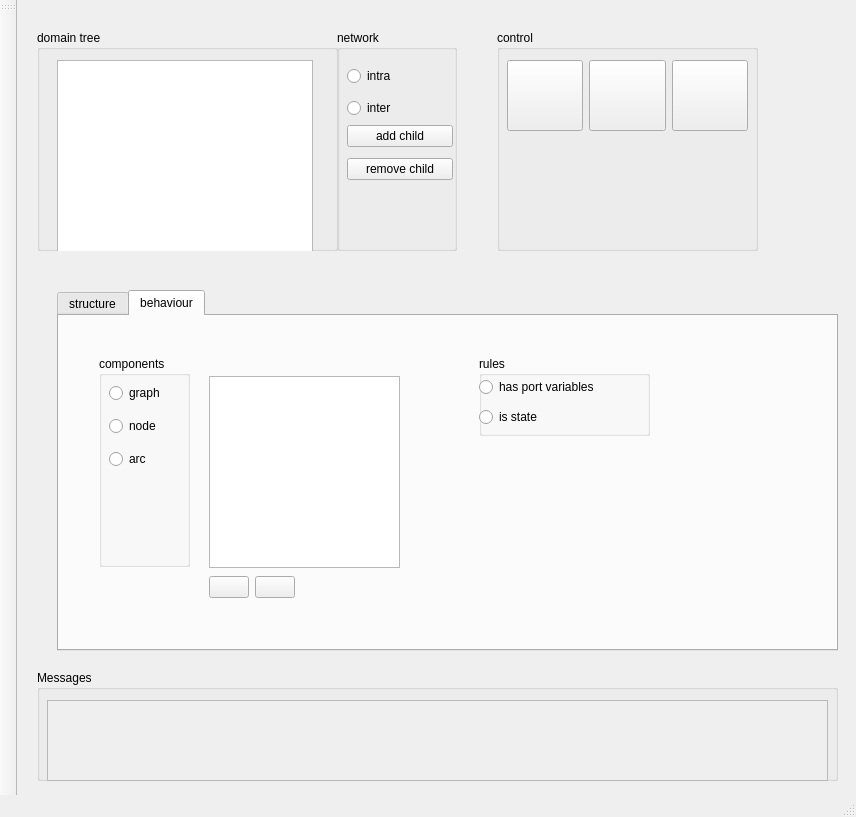
Above: OntologyFoundationEditor/editor_foundation_ontology_gui.ui from heinz-preisig/ProMo-packages-OntologyBuilder before the change. Below: the same form after it.
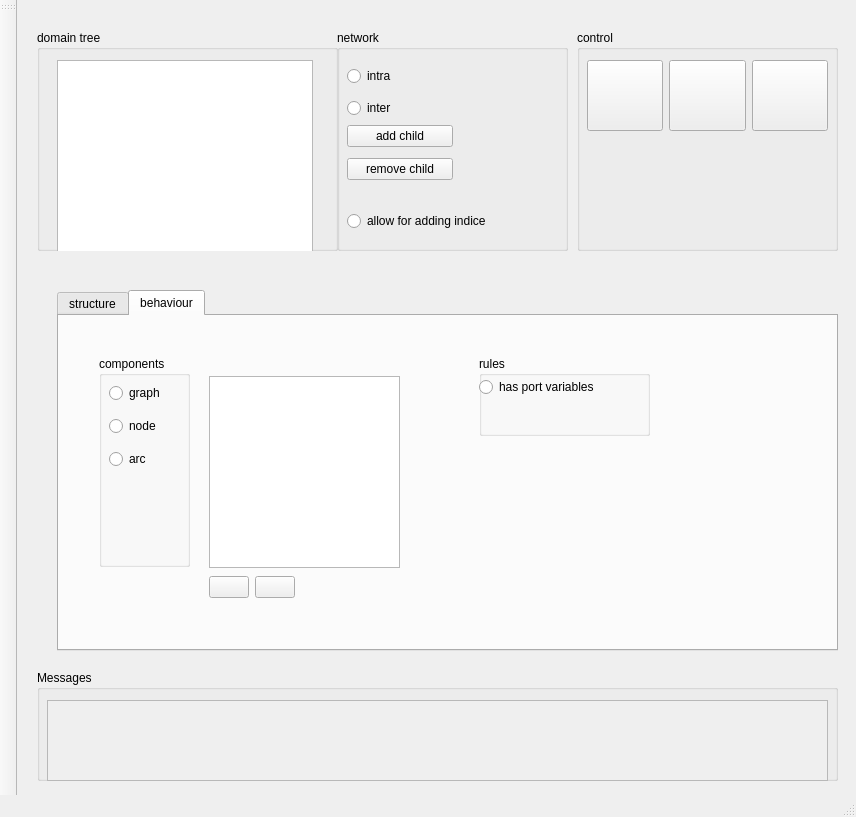
That is the form after the change. The open tabs and pages were chosen to show the change.

Commit message: allowing for the generation of new indices

```diff
--- a/OntologyFoundationEditor/editor_foundation_ontology_gui.ui
+++ b/OntologyFoundationEditor/editor_foundation_ontology_gui.ui
@@ -40,7 +40,7 @@
      <rect>
       <x>320</x>
       <y>30</y>
-      <width>120</width>
+      <width>231</width>
       <height>221</height>
      </rect>
     </property>
@@ -99,11 +99,30 @@
       </item>
      </layout>
     </widget>
+    <widget class="QRadioButton" name="radioButtonIsEnableAddingIndex">
+     <property name="geometry">
+      <rect>
+       <x>10</x>
+       <y>180</y>
+       <width>201</width>
+       <height>22</height>
+      </rect>
+     </property>
+     <property name="toolTip">
+      <string extracomment="enable if variable class is represent the state for the node"/>
+     </property>
+     <property name="text">
+      <string>allow for adding indice</string>
+     </property>
+     <property name="autoExclusive">
+      <bool>false</bool>
+     </property>
+    </widget>
    </widget>
    <widget class="QGroupBox" name="groupBoxFile">
     <property name="geometry">
      <rect>
-      <x>480</x>
+      <x>560</x>
       <y>30</y>
       <width>261</width>
       <height>221</height>
@@ -514,25 +533,6 @@
         <bool>false</bool>
        </property>
       </widget>
-      <widget class="QRadioButton" name="radioButtonIsState">
-       <property name="geometry">
-        <rect>
-         <x>0</x>
-         <y>50</y>
-         <width>151</width>
-         <height>22</height>
-        </rect>
-       </property>
-       <property name="toolTip">
-        <string extracomment="enable if variable class is represent the state for the node"/>
-       </property>
-       <property name="text">
-        <string>is state</string>
-       </property>
-       <property name="autoExclusive">
-        <bool>false</bool>
-       </property>
-      </widget>
      </widget>
     </widget>
    </widget>
```
Left out of the diff: 2 changed lines with no effect on the pictures. The commit also changes 18 other files.
